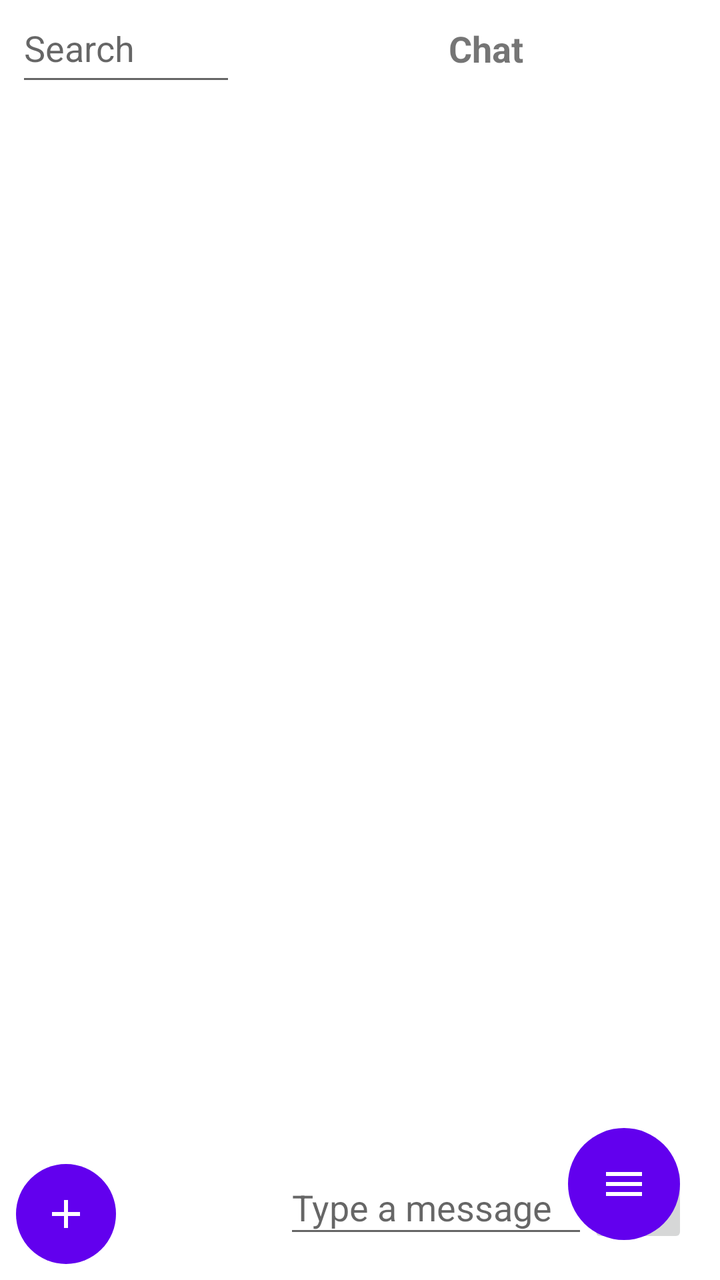
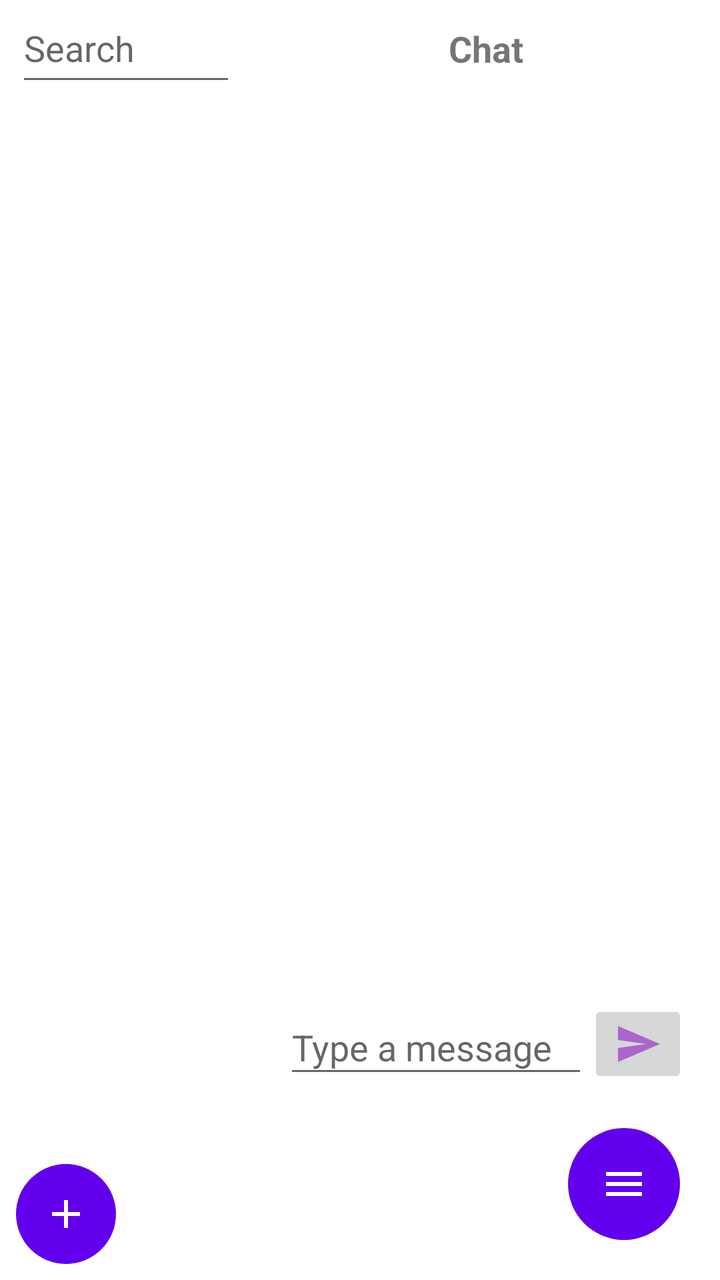

Screens rendered from an Android XML layout before and after an edit, with the pre-edit source and the edit as a unified diff.
<!-- AndroidManifest.xml: application theme Theme.VIRE -->
<!-- res/layout/activity_messages.xml -->
<?xml version="1.0" encoding="utf-8"?>
<LinearLayout
    xmlns:android="http://schemas.android.com/apk/res/android"
    android:orientation="horizontal"
    android:layout_width="match_parent"
    android:layout_height="match_parent">

    
    <LinearLayout
        android:id="@+id/leftPanel"
        android:orientation="vertical"
        android:layout_width="0dp"
        android:layout_height="match_parent"
        android:layout_weight="0.35"
        android:padding="8dp">

        
        <EditText
            android:id="@+id/searchUsers"
            android:layout_width="match_parent"
            android:layout_height="40dp"
            android:hint="Search users" />

        
        <androidx.recyclerview.widget.RecyclerView
            android:id="@+id/recyclerUsers"
            android:layout_width="match_parent"
            android:layout_height="0dp"
            android:layout_weight="1" />

        
        <ImageButton
            android:id="@+id/newMessageButton"
            android:layout_width="50dp"
            android:layout_height="50dp"
            android:layout_marginTop="8dp"
            android:background="@drawable/circle_bg"
            android:src="@drawable/ic_add"
            android:tint="@android:color/white"
            android:contentDescription="New Message" />

    </LinearLayout>

    
    <RelativeLayout
        android:id="@+id/rightPanel"
        android:layout_width="0dp"
        android:layout_height="match_parent"
        android:layout_weight="0.65"
        android:padding="8dp">

        
        <TextView
            android:id="@+id/chatHeader"
            android:layout_width="wrap_content"
            android:layout_height="wrap_content"
            android:text="Chat"
            android:textStyle="bold"
            android:textSize="18sp"
            android:layout_alignParentTop="true"
            android:layout_centerHorizontal="true"
            android:padding="4dp" />

        
        <androidx.recyclerview.widget.RecyclerView
            android:id="@+id/recyclerChatMessages"
            android:layout_width="match_parent"
            android:layout_height="match_parent"
            android:layout_below="@id/chatHeader"
            android:layout_above="@id/chatInputBar"
            android:paddingBottom="8dp" />

        
        <LinearLayout
            android:id="@+id/chatInputBar"
            android:orientation="horizontal"
            android:layout_width="match_parent"
            android:layout_height="60dp"
            android:layout_alignParentBottom="true"
            android:padding="8dp">

            <EditText
                android:id="@+id/messageInput"
                android:layout_width="0dp"
                android:layout_height="match_parent"
                android:layout_weight="1"
                android:hint="Type a message" />

            <ImageButton
                android:id="@+id/sendMessage"
                android:layout_width="50dp"
                android:layout_height="match_parent"
                android:src="@drawable/ic_send"
                android:tint="@android:color/holo_purple"
                android:contentDescription="Send" />
        </LinearLayout>

        
        <ImageButton
            android:id="@+id/hamburgerButton"
            android:layout_width="56dp"
            android:layout_height="56dp"
            android:layout_alignParentBottom="true"
            android:layout_alignParentEnd="true"
            android:layout_margin="12dp"
            android:background="@drawable/circle_bg"
            android:src="@drawable/ic_menu_hamburger"
            android:tint="@android:color/white"
            android:contentDescription="Menu" />

    </RelativeLayout>

</LinearLayout>
<!-- resources referenced by this layout -->
<resources>
  <!-- drawable circle_bg (drawable) -->
  <?xml version="1.0" encoding="utf-8"?>
  
  <shape xmlns:android="http://schemas.android.com/apk/res/android"
      android:shape="oval">
      <solid android:color="#6200EE"/> 
      <size android:width="56dp" android:height="56dp"/>
  </shape>
  <!-- drawable ic_add (drawable) -->
  <?xml version="1.0" encoding="utf-8"?>
  <vector xmlns:android="http://schemas.android.com/apk/res/android"
      android:width="24dp"
      android:height="24dp"
      android:viewportWidth="24"
      android:viewportHeight="24">
      <path
          android:fillColor="#FFFFFF"
          android:pathData="M19,13h-6v6h-2v-6H5v-2h6V5h2v6h6v2z"/>
  </vector>
  <!-- drawable ic_menu_hamburger (drawable) -->
  <?xml version="1.0" encoding="utf-8"?>
  <vector xmlns:android="http://schemas.android.com/apk/res/android"
      android:width="24dp"
      android:height="24dp"
      android:viewportWidth="24"
      android:viewportHeight="24">
      <path
          android:fillColor="#000000"
          android:pathData="M3,6h18v2H3V6zM3,11h18v2H3v-2zM3,16h18v2H3v-2z"/>
  </vector>
  <!-- drawable ic_send (drawable) -->
  <?xml version="1.0" encoding="utf-8"?>
  <vector xmlns:android="http://schemas.android.com/apk/res/android"
      android:width="24dp"
      android:height="24dp"
      android:viewportWidth="24"
      android:viewportHeight="24">
  
      
      <path
          android:fillColor="#FFFFFFFF"
          android:pathData="M2,21L23,12L2,3L2,10L16,12L2,14z" />
  
  </vector>
  <style name="Theme.VIRE" parent="Theme.MaterialComponents.DayNight.NoActionBar">
          
          <item name="colorPrimary">#6200EE</item>  
          <item name="colorPrimaryVariant">#3700B3</item>
          <item name="colorOnPrimary">#FFFFFF</item>
          
          <item name="colorSecondary">#03DAC5</item>
          <item name="colorSecondaryVariant">#018786</item>
          <item name="colorOnSecondary">#000000</item>
      </style>
</resources>

<!-- the commit's change to res/layout/activity_messages.xml (unified diff, before → after) -->
@@ -76,7 +76,7 @@
             android:orientation="horizontal"
             android:layout_width="match_parent"
             android:layout_height="60dp"
-            android:layout_alignParentBottom="true"
+            android:layout_above="@id/hamburgerButton"
             android:padding="8dp">
 
             <EditText
